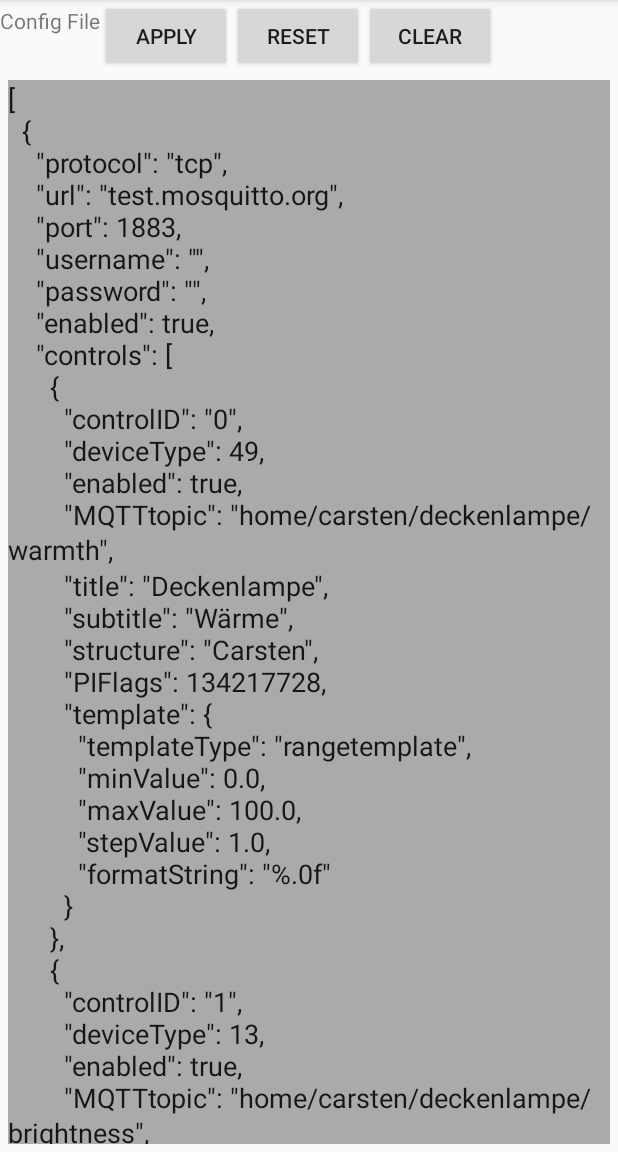
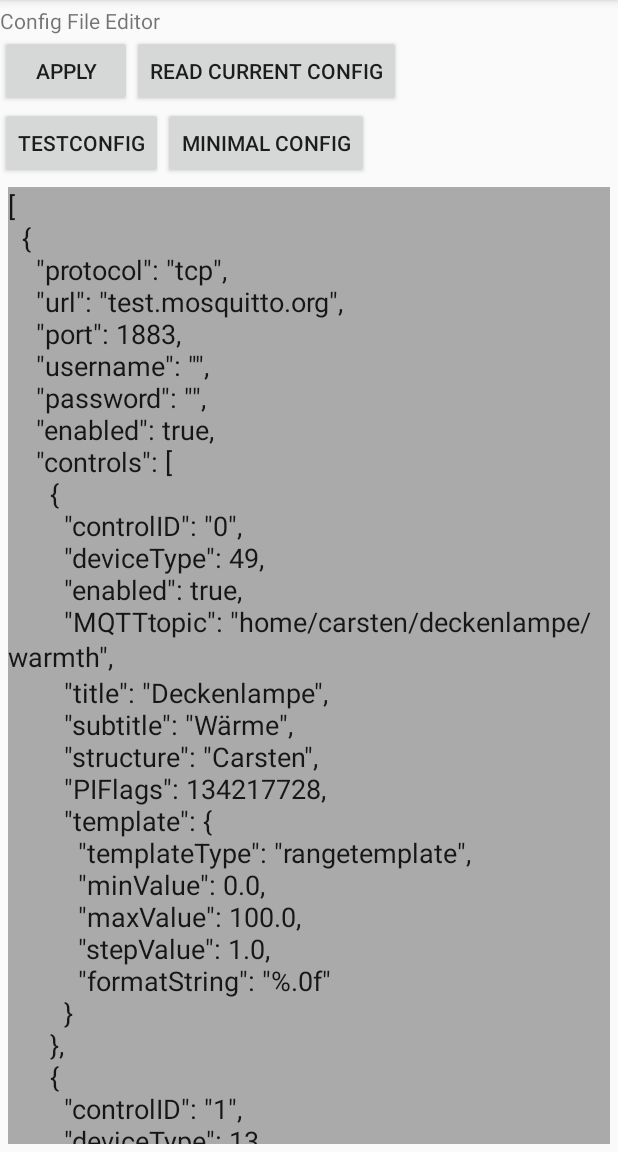
Before and after one commit to Cast39/MQTT_Device_Controls, an Android app: the screen it shows after launch (MainActivity), on a phone screen of 412 x 824 dp, the part 84-1236 px from its top. Run offline under Robolectric (Android 15) with nearby library versions, the phone set to English and light mode, and no system bars; network calls fail.

Commit message:
changed UI

```diff
--- a/app/src/main/java/com/stecker/mqttdevicecontrols/MainActivity.java
+++ b/app/src/main/java/com/stecker/mqttdevicecontrols/MainActivity.java
@@ -182,6 +182,20 @@ public class MainActivity extends AppCompatActivity {
                 editor.setText(s.JSONBeautyfier(getBaseConfig()));
             }
         });
+
+        Button readButton = findViewById(R.id.readButton);
+        readButton.setOnClickListener(new View.OnClickListener() {
+            @Override
+            public void onClick(View v) {
+                EditText editor = findViewById(R.id.configfileeditor);
+                try {
+                    editor.setText(s.JSONBeautyfier(s.getSettingsObject()));
+                } catch (FileNotFoundException e) {
+                    editor.setText("Error while reading Settings");
+                    e.printStackTrace();
+                }
+            }
+        });
     }
 
     @Override
--- a/app/src/main/res/layout/activity_main.xml
+++ b/app/src/main/res/layout/activity_main.xml
@@ -11,13 +11,13 @@
         android:layout_width="wrap_content"
         android:layout_height="wrap_content"
         android:layout_marginTop="4dp"
-        android:text="Config File"/>
+        android:text="Config File Editor"/>
 
     <Button
         android:layout_width="wrap_content"
         android:layout_height="wrap_content"
         android:text="@string/SaveButtonText"
-        android:layout_toRightOf="@+id/textView"
+        android:layout_below="@+id/textView"
         android:id="@+id/saveButton"
         />
 
@@ -25,7 +25,7 @@
         android:layout_width="wrap_content"
         android:layout_height="wrap_content"
         android:text="@string/ResetButtonText"
-        android:layout_toRightOf="@+id/saveButton"
+        android:layout_below="@+id/saveButton"
         android:id="@+id/resetButton"
         />
 
@@ -33,8 +33,17 @@
         android:layout_width="wrap_content"
         android:layout_height="wrap_content"
         android:text="@string/ClearButtonText"
-        android:layout_toRightOf="@+id/resetButton"
+        android:layout_below="@+id/saveButton"
+        android:layout_toEndOf="@+id/resetButton"
         android:id="@+id/clearButton"
+        />
+    <Button
+        android:layout_width="wrap_content"
+        android:layout_height="wrap_content"
+        android:text="@string/ReadButtonText"
+        android:layout_below="@+id/textView"
+        android:layout_toEndOf="@+id/saveButton"
+        android:id="@+id/readButton"
         />
 
     <EditText
@@ -43,5 +52,5 @@
         android:layout_height="wrap_content"
         android:layout_margin="5dp"
         android:background="@android:color/darker_gray"
-        android:layout_below="@+id/saveButton"/>
+        android:layout_below="@+id/clearButton"/>
 </RelativeLayout>
--- a/app/src/main/res/values/strings.xml
+++ b/app/src/main/res/values/strings.xml
@@ -2,6 +2,7 @@
     <string name="app_name">MQTT Device Controls</string>
     <string name="config_file">testConfig.json</string>
     <string name="SaveButtonText">apply</string>
-    <string name="ResetButtonText">reset</string>
-    <string name="ClearButtonText">clear</string>
+    <string name="ResetButtonText">testconfig</string>
+    <string name="ClearButtonText">minimal config</string>
+    <string name="ReadButtonText">read current config</string>
 </resources>
```
